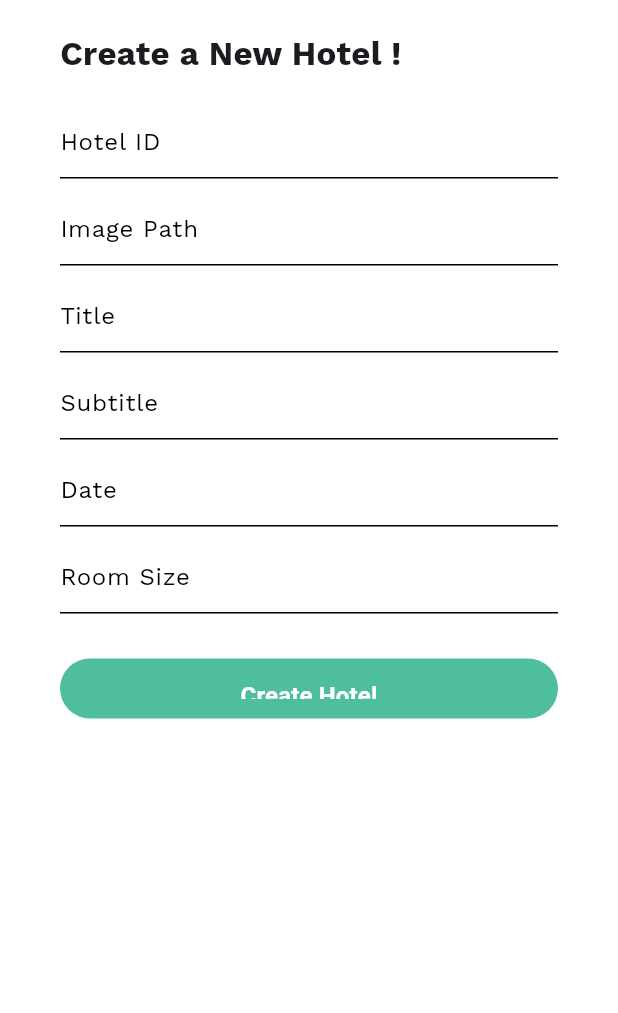
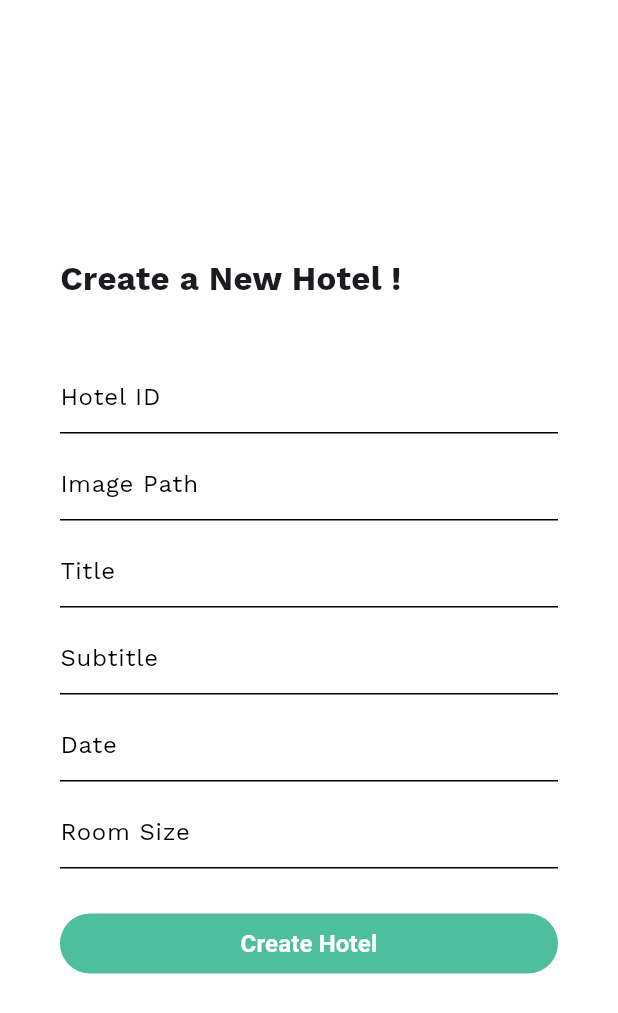
Before and after one commit to nguyentranlht/pj_hotel_booking, a Flutter app: the CreateHotelScreen screen opened directly, on a phone screen of 412 x 824 dp. Shown: the top 1013 px of the screen. Run offline on Flutter 3.47's test engine with Material 3 defaults, Android fonts, the phone set to English and light mode, and no system bars; our stand-ins replace bloc, cloud_firestore, equatable, firebase_auth, firebase_core, firebase_storage and 10 more; missing offline and left inert: flutter_paypal, one_context; accounts and stored records are empty.

Commit message:
Fix Long

```diff
--- a/flutter_hotel_booking_ui/lib/futures/hotel_bloc/get_hotel_bloc.dart
+++ b/flutter_hotel_booking_ui/lib/futures/hotel_bloc/get_hotel_bloc.dart
@@ -5,7 +5,7 @@ import 'package:hotel_repository/hotel_repository.dart';
 part 'get_hotel_event.dart';
 part 'get_hotel_state.dart';
 
-class GetHotelBloc extends Bloc<GetHotelevent, GetHotelState> {
+class GetHotelBloc extends Bloc<GetHotelEvent, GetHotelState> {
   final HotelRepo _hotelRepo;
 
   GetHotelBloc(this._hotelRepo) : super(GetHotelInitial()) {
--- a/flutter_hotel_booking_ui/lib/futures/hotel_bloc/get_hotel_event.dart
+++ b/flutter_hotel_booking_ui/lib/futures/hotel_bloc/get_hotel_event.dart
@@ -1,10 +1,10 @@
 part of 'get_hotel_bloc.dart';
 
-sealed class GetHotelevent extends Equatable {
-  const GetHotelevent();
+sealed class GetHotelEvent extends Equatable {
+  const GetHotelEvent();
 
   @override
   List<Object> get props => [];
 }
 
-class GetHotel extends GetHotelevent{}
+class GetHotel extends GetHotelEvent{}
--- a/flutter_hotel_booking_ui/lib/modules/profile/create_hotel_screen.dart
+++ b/flutter_hotel_booking_ui/lib/modules/profile/create_hotel_screen.dart
@@ -1,5 +1,6 @@
 import 'package:flutter/material.dart';
 import 'package:flutter_bloc/flutter_bloc.dart';
+import 'package:flutter_hotel_booking_ui/futures/hotel_bloc/get_hotel_bloc.dart';
 import 'package:path/path.dart';
 import 'package:flutter_hotel_booking_ui/modules/create_hotel/blocs/create_hotel_bloc/create_hotel_bloc.dart';
 import 'package:hotel_repository/hotel_repository.dart';
@@ -33,7 +34,9 @@ class _CreateHotelScreenState extends State<CreateHotelScreen> {
 
   @override
   Widget build(BuildContext context) {
-    return BlocListener<CreateHotelBloc, CreateHotelState>(
+    return BlocProvider(
+      create: (context) => CreateHotelBloc(FirebaseHotelRepo()),
+      child: BlocListener<CreateHotelBloc, CreateHotelState>(
         listener: (context, state) {
           if (state is CreateHotelSuccess) {
             setState(() {
@@ -55,11 +58,12 @@ class _CreateHotelScreenState extends State<CreateHotelScreen> {
               child: Column(
                 crossAxisAlignment: CrossAxisAlignment.start,
                 children: [
+                  const SizedBox(height: 150),
                   const Text(
                     'Create a New Hotel !',
                     style: TextStyle(fontWeight: FontWeight.bold, fontSize: 22),
                   ),
-                const SizedBox(height: 20),
+                  const SizedBox(height: 40),
                   // Input fields for hotel information
                   // You can customize these fields according to your requirements
                   // Example: TextFields, DatePickers, Dropdowns, etc.
@@ -178,25 +182,34 @@ class _CreateHotelScreenState extends State<CreateHotelScreen> {
                                   hotel.titleTxt = titleTxtController.text;
                                   hotel.subTxt = subTxtController.text;
                                   hotel.dateTxt = dateTxtController.text;
-                                hotel.roomSizeTxt = roomSizeTxtController.text;
+                                  hotel.roomSizeTxt =
+                                      roomSizeTxtController.text;
                                   // Set other hotel information similarly
                                 });
                                 // Dispatch event to create hotel
-                              context.read<CreateHotelBloc>().add(CreateHotel(hotel));
+                                context
+                                    .read<CreateHotelBloc>()
+                                    .add(CreateHotel(hotel));
                               }
                             },
                             style: TextButton.styleFrom(
                               elevation: 3.0,
-                            backgroundColor: Theme.of(context).colorScheme.primary,
+                              backgroundColor:
+                                  Theme.of(context).colorScheme.primary,
                               foregroundColor: Colors.white,
-                            shape: RoundedRectangleBorder(borderRadius: BorderRadius.circular(60)),
+                              shape: RoundedRectangleBorder(
+                                  borderRadius: BorderRadius.circular(60)),
                             ),
                             child: const Padding(
-                            padding: EdgeInsets.symmetric(horizontal: 25, vertical: 5),
+                              padding: EdgeInsets.symmetric(
+                                  horizontal: 30),
                               child: Text(
                                 'Create Hotel',
                                 textAlign: TextAlign.center,
-                              style: TextStyle(color: Colors.white, fontSize: 16, fontWeight: FontWeight.w600),
+                                style: TextStyle(
+                                    color: Colors.white,
+                                    fontSize: 16,
+                                    fontWeight: FontWeight.w600),
                               ),
                             ),
                           ),
@@ -207,6 +220,7 @@ class _CreateHotelScreenState extends State<CreateHotelScreen> {
             ),
           ),
         ),
+      ),
     );
   }
 }
```
Also changed, not shown: flutter_hotel_booking_ui/lib/modules/profile/edit_profile.dart (+15 -4 lines). Lines whose indentation alone changed are shown as unchanged.
